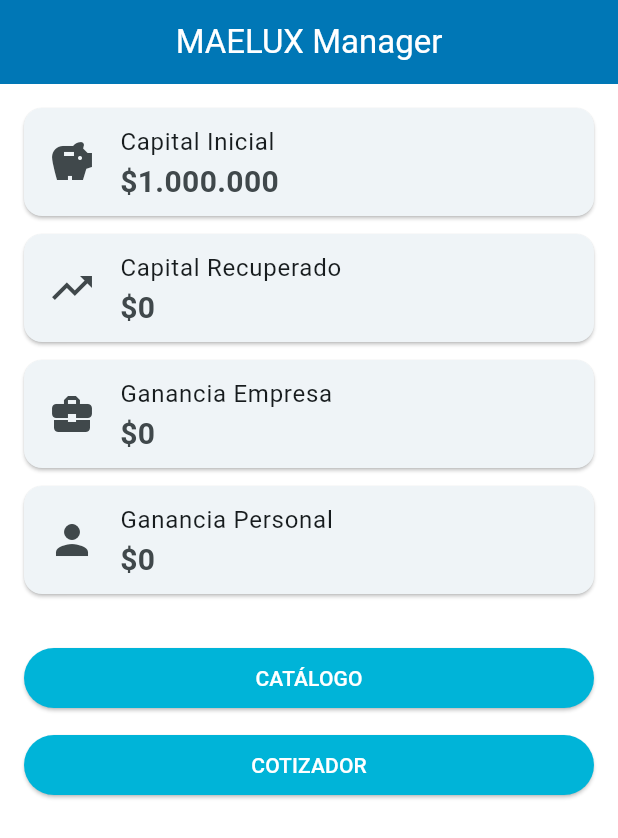
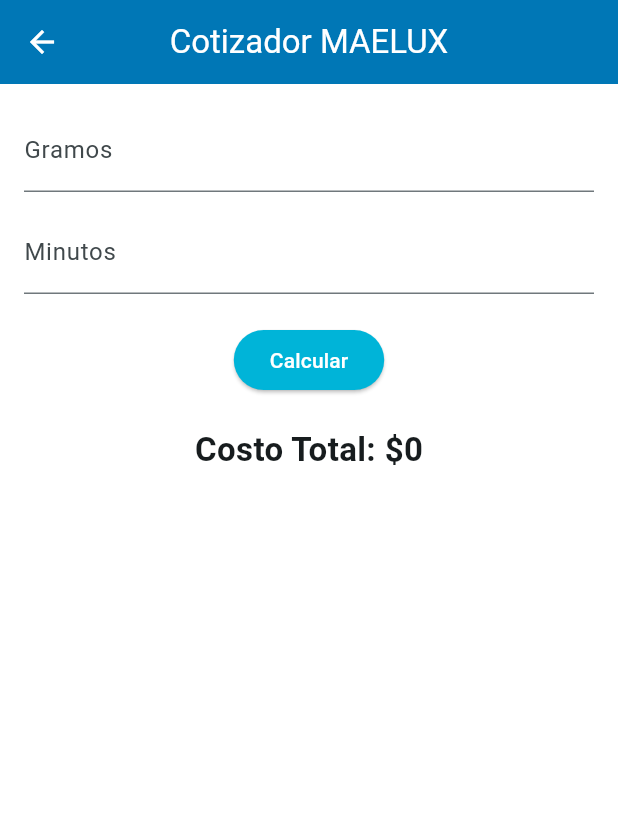
Before and after one commit to Mescobarsepulveda93/maelux-manager, a Flutter app: the screen it shows after launch, after a tap on "COTIZADOR", on a phone screen of 412 x 824 dp. Shown: the top 838 px of the screen. Run offline on Flutter 3.47's test engine with Material 3 defaults, Android fonts, the phone set to English and light mode, and no system bars.

Commit message:
Create initial cost calculator module

```diff
--- a/lib/screens/catalogo_screen.dart
+++ b/lib/screens/catalogo_screen.dart
@@ -19,7 +19,7 @@
       ),
       floatingActionButton: FloatingActionButton(
         onPressed: () {
-          // Acción al presionar el botón
+          print("Agregar producto");
         },
         child: const Icon(Icons.add),
       ),
--- /dev/null
+++ b/lib/screens/cotizador_screen.dart
@@ -0,0 +1,70 @@
+import 'package:flutter/material.dart';
+
+class CotizadorScreen extends StatefulWidget {
+  const CotizadorScreen({super.key});
+
+  @override
+  State<CotizadorScreen> createState() => _CotizadorScreenState();
+}
+
+class _CotizadorScreenState extends State<CotizadorScreen> {
+  final gramosController = TextEditingController();
+  final minutosController = TextEditingController();
+
+  double costoTotal = 0;
+
+  void calcularCosto() {
+    double gramos = double.tryParse(gramosController.text) ?? 0;
+
+    double minutos = double.tryParse(minutosController.text) ?? 0;
+
+    double costoMaterial = gramos * 10;
+
+    double costoTiempo = minutos * 2;
+
+    setState(() {
+      costoTotal = costoMaterial + costoTiempo;
+    });
+  }
+
+  @override
+  Widget build(BuildContext context) {
+    return Scaffold(
+      appBar: AppBar(title: const Text("Cotizador MAELUX")),
+      body: Padding(
+        padding: const EdgeInsets.all(16),
+        child: Column(
+          children: [
+            TextField(
+              controller: gramosController,
+              keyboardType: TextInputType.number,
+              decoration: const InputDecoration(labelText: "Gramos"),
+            ),
+
+            const SizedBox(height: 12),
+
+            TextField(
+              controller: minutosController,
+              keyboardType: TextInputType.number,
+              decoration: const InputDecoration(labelText: "Minutos"),
+            ),
+
+            const SizedBox(height: 20),
+
+            ElevatedButton(
+              onPressed: calcularCosto,
+              child: const Text("Calcular"),
+            ),
+
+            const SizedBox(height: 20),
+
+            Text(
+              "Costo Total: \$${costoTotal.toStringAsFixed(0)}",
+              style: const TextStyle(fontSize: 22, fontWeight: FontWeight.bold),
+            ),
+          ],
+        ),
+      ),
+    );
+  }
+}
--- a/lib/screens/home_screen.dart
+++ b/lib/screens/home_screen.dart
@@ -1,5 +1,6 @@
 import 'package:flutter/material.dart';
 import 'catalogo_screen.dart';
+import 'cotizador_screen.dart';
 
 class HomeScreen extends StatelessWidget {
   const HomeScreen({super.key});
@@ -42,7 +43,14 @@
             SizedBox(
               width: double.infinity,
               child: ElevatedButton(
-                onPressed: () {},
+                onPressed: () {
+                  Navigator.push(
+                    context,
+                    MaterialPageRoute(
+                      builder: (context) => const CotizadorScreen(),
+                    ),
+                  );
+                },
                 child: const Text("COTIZADOR"),
               ),
             ),
```
